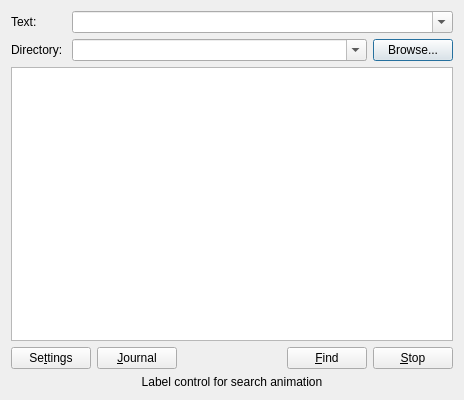
Qt form SearchGUI/src/searchwindow.ui (tmpprj/tmpprj) before a commit.
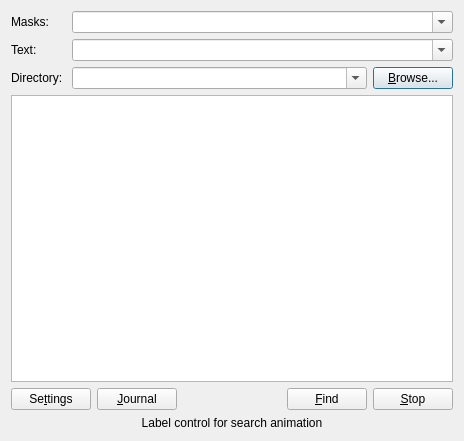
The same form after that commit. Custom widgets are drawn as their Qt base class.

Commit message: Masks to GUI added, GUI change from non-GUI thread

```diff
--- a/SearchGUI/src/searchwindow.ui
+++ b/SearchGUI/src/searchwindow.ui
@@ -6,7 +6,7 @@
     <x>0</x>
     <y>0</y>
     <width>464</width>
-    <height>400</height>
+    <height>441</height>
    </rect>
   </property>
   <property name="windowTitle" >
@@ -16,6 +16,42 @@
    <bool>false</bool>
   </property>
   <layout class="QVBoxLayout" >
+   <item>
+    <layout class="QHBoxLayout" >
+     <item>
+      <widget class="QLabel" name="label_3" >
+       <property name="sizePolicy" >
+        <sizepolicy vsizetype="Preferred" hsizetype="Preferred" >
+         <horstretch>0</horstretch>
+         <verstretch>0</verstretch>
+        </sizepolicy>
+       </property>
+       <property name="minimumSize" >
+        <size>
+         <width>55</width>
+         <height>0</height>
+        </size>
+       </property>
+       <property name="text" >
+        <string>Masks:</string>
+       </property>
+      </widget>
+     </item>
+     <item>
+      <widget class="QComboBox" name="masksComboBox" >
+       <property name="sizePolicy" >
+        <sizepolicy vsizetype="Fixed" hsizetype="Expanding" >
+         <horstretch>0</horstretch>
+         <verstretch>0</verstretch>
+        </sizepolicy>
+       </property>
+       <property name="editable" >
+        <bool>true</bool>
+       </property>
+      </widget>
+     </item>
+    </layout>
+   </item>
    <item>
     <layout class="QHBoxLayout" >
      <item>
@@ -89,7 +125,7 @@
      <item>
       <widget class="QPushButton" name="browseButton" >
        <property name="text" >
-        <string>Browse...</string>
+        <string>&amp;Browse...</string>
        </property>
       </widget>
      </item>
```
The commit also changes 13 other files.
